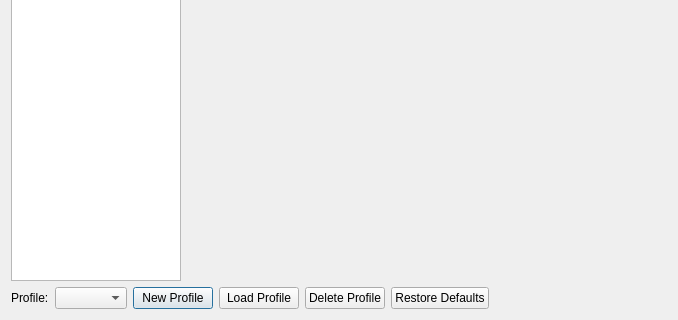
PCSX2/pcsx2, file pcsx2-qt/Settings/ControllerSettingsDialog.ui: the form before one commit; both pictures show x 0 to 678 and y 360 to 680 of the 1305 by 680 pixel window.
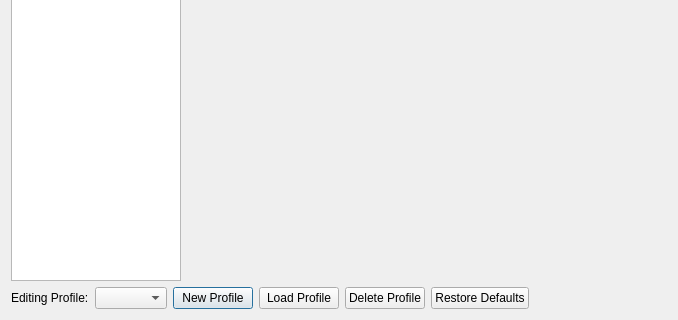
The form after the commit. Icons and pictures are not drawn.

Commit message:
Qt: Change Profile label to Editing Profile
Hopefully less confusing this way.

Patch:
```diff
--- a/pcsx2-qt/Settings/ControllerSettingsDialog.ui
+++ b/pcsx2-qt/Settings/ControllerSettingsDialog.ui
@@ -68,7 +68,7 @@
        <item>
         <widget class="QLabel" name="label">
          <property name="text">
-          <string>Profile:</string>
+          <string>Editing Profile:</string>
          </property>
         </widget>
        </item>
```
